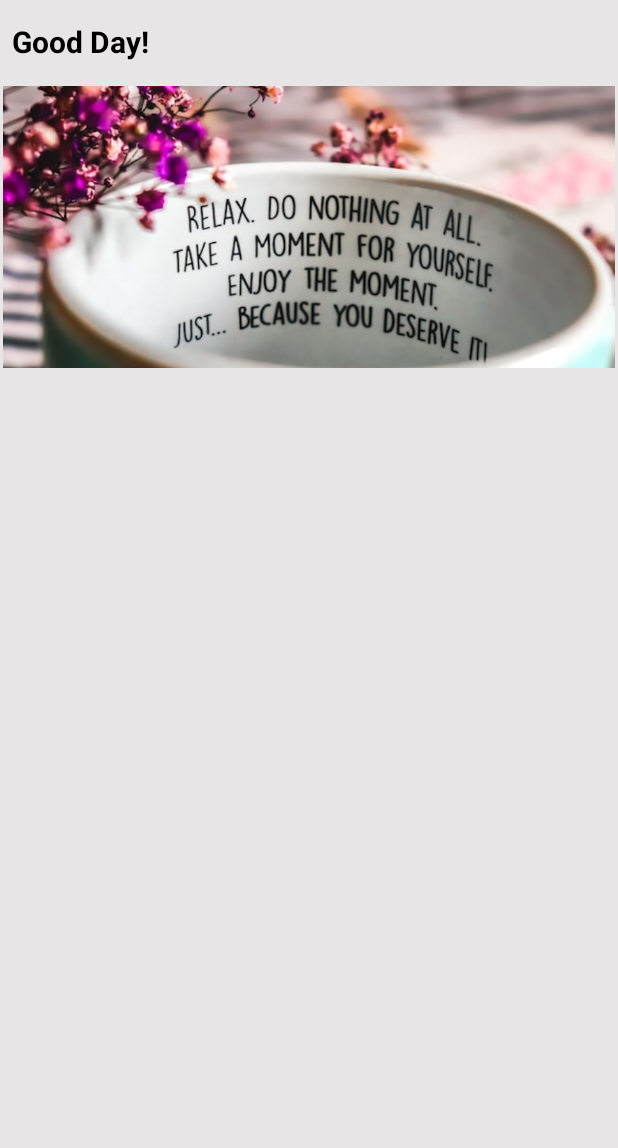
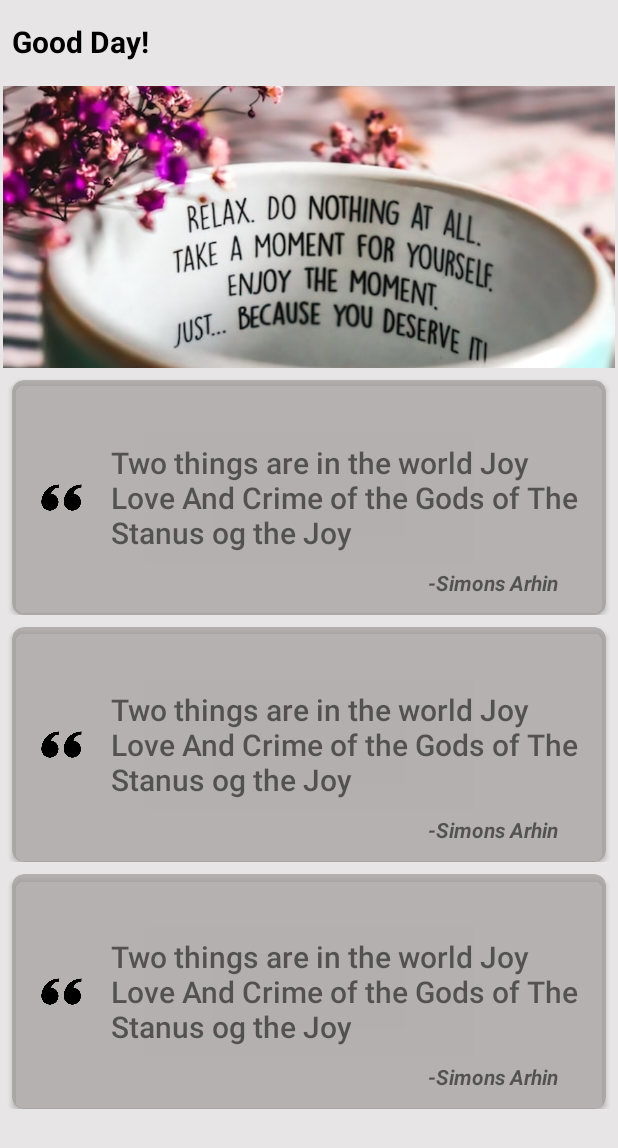
Before and after one commit to simonskayi/BeQuotes, an Android app: the layout activity_main.xml on its own in the app's theme, with its tools: preview values and no code run, on a phone screen of 412 x 824 dp. Shown: the top 1148 px of the screen. Run offline under Robolectric (Android 15) with nearby library versions, the phone set to English and light mode, and no system bars.

```diff
--- a/app/build.gradle
+++ b/app/build.gradle
@@ -1,6 +1,7 @@
 plugins {
     id 'com.android.application'
     id 'org.jetbrains.kotlin.android'
+    id 'com.google.gms.google-services'
 }
 
 android {
@@ -38,6 +39,7 @@ dependencies {
     implementation 'androidx.appcompat:appcompat:1.5.1'
     implementation 'com.google.android.material:material:1.6.1'
     implementation 'androidx.constraintlayout:constraintlayout:2.1.4'
+    implementation 'com.google.firebase:firebase-database:20.0.6'
     testImplementation 'junit:junit:4.13.2'
     androidTestImplementation 'androidx.test.ext:junit:1.1.3'
     androidTestImplementation 'androidx.test.espresso:espresso-core:3.4.0'
--- a/app/src/main/AndroidManifest.xml
+++ b/app/src/main/AndroidManifest.xml
@@ -1,6 +1,8 @@
 <?xml version="1.0" encoding="utf-8"?>
 <manifest xmlns:android="http://schemas.android.com/apk/res/android"
     xmlns:tools="http://schemas.android.com/tools">
+
+    <uses-permission android:name="android.permission.INTERNET"/>
 
     <application
         android:allowBackup="true"
--- a/app/src/main/java/com/kwekboss/bequotes/model/Quotes.kt
+++ b/app/src/main/java/com/kwekboss/bequotes/model/Quotes.kt
@@ -1,3 +1,6 @@
 package com.kwekboss.bequotes.model
 
-data class Quotes(val author:String,val quotes:String)
+data class Quotes(
+    val author:String? = null,
+    val quotes:String? = null
+)
--- a/app/src/main/res/layout/activity_main.xml
+++ b/app/src/main/res/layout/activity_main.xml
@@ -36,7 +36,9 @@
         app:layout_constraintBottom_toBottomOf="parent"
         app:layout_constraintEnd_toEndOf="parent"
         app:layout_constraintStart_toStartOf="parent"
-        app:layout_constraintTop_toBottomOf="@+id/imageView" />
+        app:layout_constraintTop_toBottomOf="@+id/imageView"
+        tools:listitem="@layout/recyclerview_child_layout"
+        />
 
     <androidx.constraintlayout.widget.Guideline
         android:id="@+id/guideline2"
--- a/app/src/main/res/layout/recyclerview_child_layout.xml
+++ b/app/src/main/res/layout/recyclerview_child_layout.xml
@@ -3,7 +3,7 @@
     xmlns:app="http://schemas.android.com/apk/res-auto"
     xmlns:tools="http://schemas.android.com/tools"
     android:layout_width="match_parent"
-    android:layout_height="match_parent">
+    android:layout_height="wrap_content">
 
     <androidx.cardview.widget.CardView
         android:layout_width="0dp"
@@ -20,7 +20,7 @@
 
         <androidx.constraintlayout.widget.ConstraintLayout
             android:layout_width="match_parent"
-            android:layout_height="match_parent">
+            android:layout_height="wrap_content">
 
             <ImageView
                 android:id="@+id/image"
@@ -60,14 +60,14 @@
                 android:layout_marginEnd="8dp"
                 android:layout_marginBottom="10dp"
                 android:padding="2dp"
-                tools:text="-Simons Arhin"
                 android:textSize="14sp"
                 android:textStyle="bold|italic"
                 app:layout_constraintBottom_toBottomOf="parent"
                 app:layout_constraintEnd_toEndOf="parent"
                 app:layout_constraintHorizontal_bias="0.926"
                 app:layout_constraintStart_toStartOf="parent"
-                app:layout_constraintTop_toBottomOf="@+id/txt_qoute" />
+                app:layout_constraintTop_toBottomOf="@+id/txt_qoute"
+                tools:text="-Simons Arhin" />
 
         </androidx.constraintlayout.widget.ConstraintLayout>
 
--- a/build.gradle
+++ b/build.gradle
@@ -1,4 +1,8 @@
-// Top-level build file where you can add configuration options common to all sub-projects/modules.
+buildscript {
+    dependencies {
+        classpath 'com.google.gms:google-services:4.3.14'
+    }
+}// Top-level build file where you can add configuration options common to all sub-projects/modules.
 plugins {
     id 'com.android.application' version '7.3.0' apply false
     id 'com.android.library' version '7.3.0' apply false
```
Also changed, not shown: app/src/main/java/com/kwekboss/bequotes/MainActivity.kt (+44 -6 lines), app/src/main/java/com/kwekboss/bequotes/ReadQuote.kt (+4 -4 lines), 1 other file.
